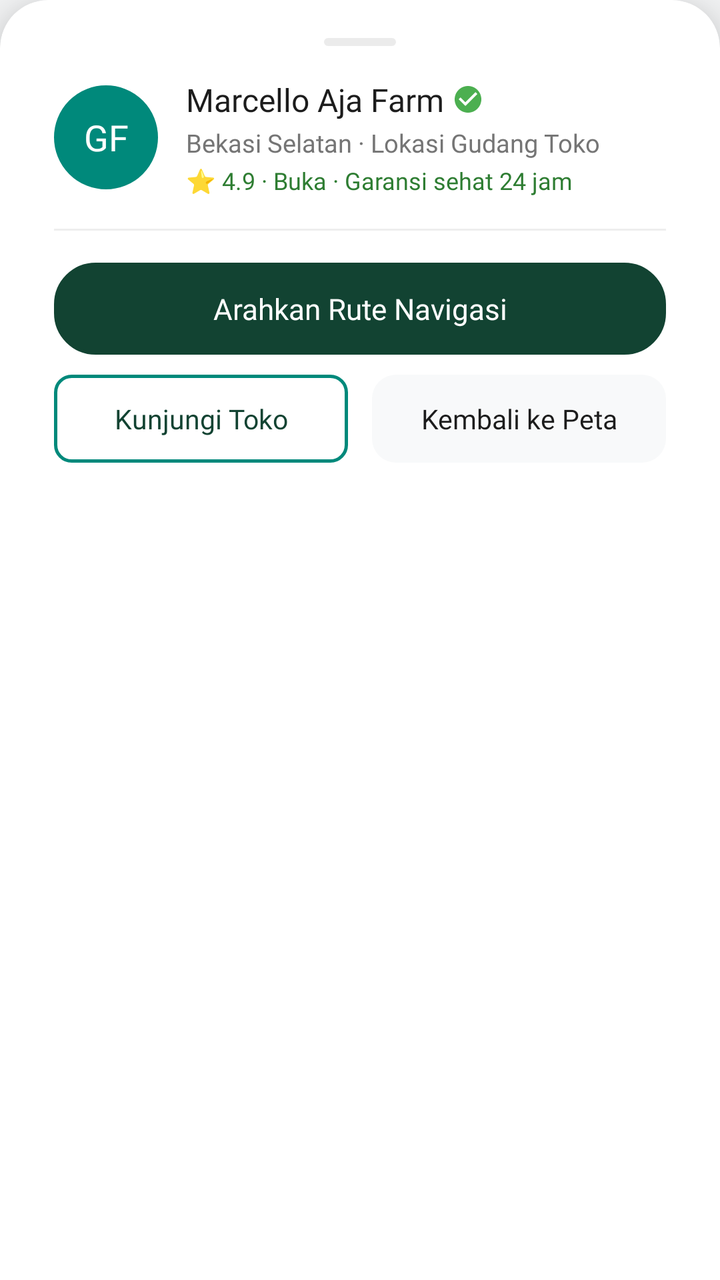
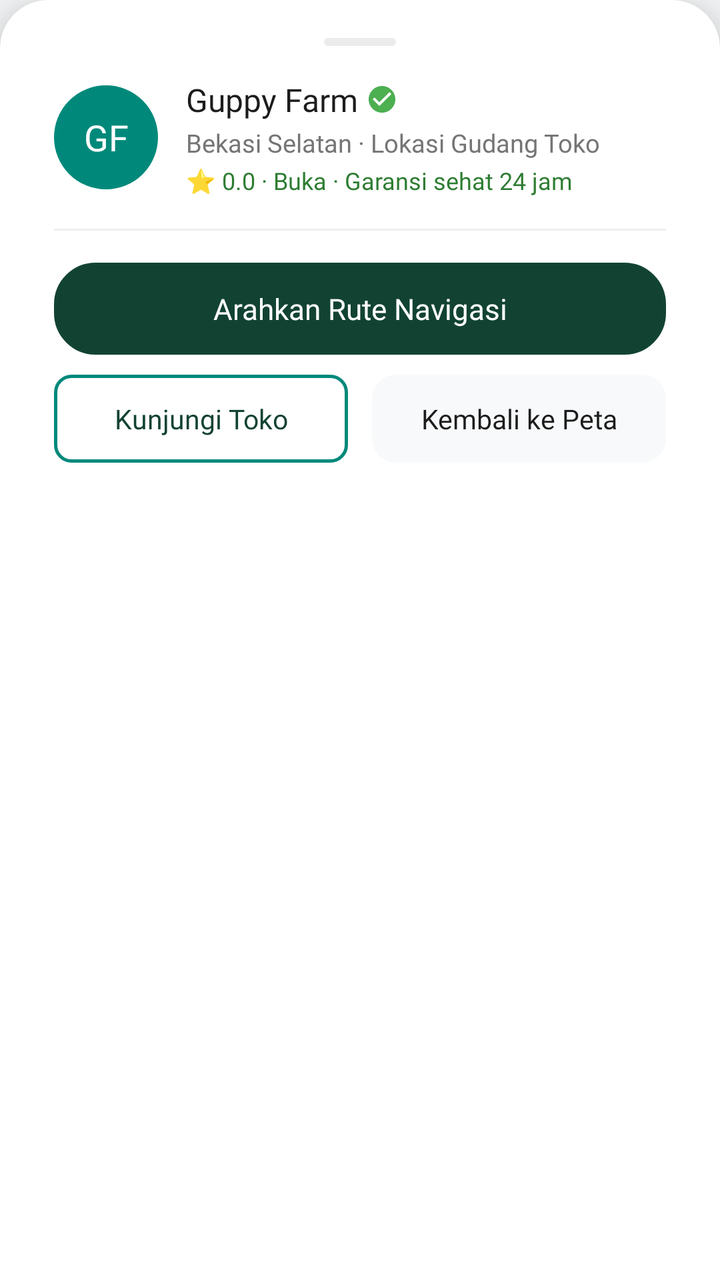

An Android layout rendered at two revisions. The XML below is the earlier revision; the diff shows what the commit changed to produce the second picture.
<!-- AndroidManifest.xml: application theme Theme.GuppyMarketIDN -->
<!-- res/layout/dialog_farm_marker_detail.xml -->
<?xml version="1.0" encoding="utf-8"?>
<com.google.android.material.card.MaterialCardView
    xmlns:android="http://schemas.android.com/apk/res/android"
    xmlns:app="http://schemas.android.com/apk/res-auto"
    android:layout_width="match_parent"
    android:layout_height="wrap_content"
    app:shapeAppearanceOverlay="@style/TopRoundedCardStyle"
    app:cardElevation="16dp"
    app:cardBackgroundColor="@color/white"
    app:strokeWidth="0dp">

    <LinearLayout
        android:layout_width="match_parent"
        android:layout_height="wrap_content"
        android:orientation="vertical"
        android:paddingHorizontal="20dp"
        android:paddingTop="12dp"
        android:paddingBottom="24dp">

        
        <View
            android:layout_width="36dp"
            android:layout_height="4dp"
            android:layout_gravity="center_horizontal"
            android:background="@drawable/bg_chip_outline"
            android:backgroundTint="@color/guppy_stroke"/>

        
        <LinearLayout
            android:layout_width="match_parent"
            android:layout_height="wrap_content"
            android:layout_marginTop="16dp"
            android:gravity="center_vertical"
            android:orientation="horizontal">

            <TextView
                android:id="@+id/tvDialogFarmInitials"
                android:layout_width="52dp"
                android:layout_height="52dp"
                android:background="@drawable/bg_circle_image"
                android:backgroundTint="@color/guppy_primary"
                android:text="GF"
                android:textColor="@color/white"
                android:gravity="center"
                android:fontFamily="@font/inter_bold"
                android:textSize="18sp"/>

            <LinearLayout
                android:layout_width="0dp"
                android:layout_weight="1"
                android:layout_height="wrap_content"
                android:layout_marginStart="14dp"
                android:orientation="vertical">

                <LinearLayout
                    android:layout_width="wrap_content"
                    android:layout_height="wrap_content"
                    android:gravity="center_vertical"
                    android:orientation="horizontal">

                    <TextView
                        android:id="@+id/tvDialogFarmName"
                        android:layout_width="wrap_content"
                        android:layout_height="wrap_content"
                        android:text="Marcello Aja Farm"
                        android:textColor="@color/guppy_text_black"
                        android:fontFamily="@font/inter_bold"
                        android:textSize="16sp"/>

                    <ImageView
                        android:layout_width="16dp"
                        android:layout_height="16dp"
                        android:layout_marginStart="4dp"
                        android:src="@drawable/ic_verified_badge"/>
                </LinearLayout>

                <TextView
                    android:id="@+id/tvDialogFarmLocation"
                    android:layout_width="wrap_content"
                    android:layout_height="wrap_content"
                    android:layout_marginTop="2dp"
                    android:text="Bekasi Selatan · Lokasi Gudang Toko"
                    android:textColor="@color/guppy_text_gray"
                    android:fontFamily="@font/inter_regular"
                    android:textSize="12.5sp"/>

                <TextView
                    android:id="@+id/tvDialogFarmSubtext"
                    android:layout_width="wrap_content"
                    android:layout_height="wrap_content"
                    android:layout_marginTop="2dp"
                    android:text="⭐ 4.9 · Buka · Garansi sehat 24 jam"
                    android:textColor="#2E7D32"
                    android:fontFamily="@font/inter_medium"
                    android:textSize="12sp"/>
            </LinearLayout>
        </LinearLayout>

        <View android:layout_width="match_parent" android:layout_height="1dp" android:layout_marginVertical="16dp" android:background="#EEEEEE"/>

        
        <LinearLayout
            android:layout_width="match_parent"
            android:layout_height="wrap_content"
            android:orientation="vertical">

            
            <TextView
                android:id="@+id/btnDialogNavigate"
                android:layout_width="match_parent"
                android:layout_height="46dp"
                android:background="@drawable/bg_chip_selected"
                android:backgroundTint="#124332"
                android:text="Arahkan Rute Navigasi"
                android:textColor="@color/white"
                android:fontFamily="@font/inter_bold"
                android:textSize="14.5sp"
                android:gravity="center"
                android:clickable="true"
                android:focusable="true"/>

            
            <LinearLayout
                android:layout_width="match_parent"
                android:layout_height="wrap_content"
                android:layout_marginTop="10dp"
                android:orientation="horizontal">

                <TextView
                    android:id="@+id/btnDialogVisitStore"
                    android:layout_width="0dp"
                    android:layout_weight="1"
                    android:layout_height="44dp"
                    android:background="@drawable/bg_btn_outline"
                    android:text="Kunjungi Toko"
                    android:textColor="#124332"
                    android:fontFamily="@font/inter_bold"
                    android:textSize="13.5sp"
                    android:gravity="center"
                    android:layout_marginEnd="6dp"
                    android:clickable="true"
                    android:focusable="true"/>

                <TextView
                    android:id="@+id/btnDialogClose"
                    android:layout_width="0dp"
                    android:layout_weight="1"
                    android:layout_height="44dp"
                    android:background="@drawable/bg_btn_solid_gray"
                    android:text="Kembali ke Peta"
                    android:textColor="@color/guppy_text_black"
                    android:fontFamily="@font/inter_bold"
                    android:textSize="13.5sp"
                    android:gravity="center"
                    android:layout_marginStart="6dp"
                    android:clickable="true"
                    android:focusable="true"/>
            </LinearLayout>
        </LinearLayout>

    </LinearLayout>
</com.google.android.material.card.MaterialCardView>
<!-- resources referenced by this layout -->
<resources>
  <color name="guppy_primary">#00897B</color>
  <color name="guppy_stroke">#EBEBEB</color>
  <color name="guppy_text_black">#1C1C1C</color>
  <color name="guppy_text_gray">#757575</color>
  <color name="white">#FFFFFFFF</color>
  <!-- drawable bg_btn_outline (drawable) -->
  <?xml version="1.0" encoding="utf-8"?>
  <shape xmlns:android="http://schemas.android.com/apk/res/android">
      <solid android:color="@color/white" />
      <stroke android:width="1.5dp" android:color="@color/guppy_primary" />
      <corners android:radius="8dp" />
  </shape>
  <!-- drawable bg_btn_solid_gray (drawable) -->
  <?xml version="1.0" encoding="utf-8"?>
  <shape xmlns:android="http://schemas.android.com/apk/res/android">
      <solid android:color="#F8F9FA" />
      <corners android:radius="12dp" />
  </shape>
  <!-- drawable bg_chip_outline (drawable) -->
  <?xml version="1.0" encoding="utf-8"?>
  <shape xmlns:android="http://schemas.android.com/apk/res/android">
      <solid android:color="@color/white" />
      <stroke android:width="1dp" android:color="@color/guppy_stroke" />
      <corners android:radius="20dp" />
  </shape>
  <!-- drawable bg_chip_selected (drawable) -->
  <?xml version="1.0" encoding="utf-8"?>
  <shape xmlns:android="http://schemas.android.com/apk/res/android">
      <solid android:color="#E0F2F1" />
      <stroke
          android:width="1.5dp"
          android:color="@color/guppy_primary" />
      <corners android:radius="20dp" />
  </shape>
  <!-- drawable bg_circle_image (drawable) -->
  <?xml version="1.0" encoding="utf-8"?>
  <shape xmlns:android="http://schemas.android.com/apk/res/android" android:shape="oval">
      <solid android:color="@color/guppy_stroke" />
      <stroke android:width="2dp" android:color="@color/guppy_primary" />
  </shape>
  <!-- drawable ic_verified_badge (drawable) -->
  <vector xmlns:android="http://schemas.android.com/apk/res/android"
      android:width="16dp"
      android:height="16dp"
      android:viewportWidth="24"
      android:viewportHeight="24">
    <path
        android:fillColor="#4CAF50"
        android:pathData="M12,2C6.48,2 2,6.48 2,12s4.48,10 10,10 10,-4.48 10,-10S17.52,2 12,2zM10,17l-5,-5 1.41,-1.41L10,14.17l7.59,-7.59L19,8l-9,9z"/>
  </vector>
  <style name="TopRoundedCardStyle">
          <item name="cornerSizeTopLeft">24dp</item>
          <item name="cornerSizeTopRight">24dp</item>
          <item name="cornerSizeBottomLeft">0dp</item>
          <item name="cornerSizeBottomRight">0dp</item>
      </style>
  <style name="Theme.GuppyMarketIDN" parent="Base.Theme.GuppyMarketIDN" />
  <style name="Base.Theme.GuppyMarketIDN" parent="Theme.Material3.Light.NoActionBar">
          <item name="colorPrimary">@color/guppy_primary</item>
          <item name="colorOnPrimary">@color/white</item>
          <item name="android:textColorPrimary">@color/guppy_text_black</item>
          <item name="android:textColorSecondary">@color/guppy_text_gray</item>
          <item name="android:windowBackground">@color/guppy_background</item>
      </style>
  <color name="guppy_background">#F8F9FA</color>
</resources>

<!-- the commit's change to res/layout/dialog_farm_marker_detail.xml (unified diff, before → after) -->
@@ -62,7 +62,7 @@
                         android:id="@+id/tvDialogFarmName"
                         android:layout_width="wrap_content"
                         android:layout_height="wrap_content"
-                        android:text="Marcello Aja Farm"
+                        android:text="Guppy Farm"
                         android:textColor="@color/guppy_text_black"
                         android:fontFamily="@font/inter_bold"
                         android:textSize="16sp"/>
@@ -89,7 +89,7 @@
                     android:layout_width="wrap_content"
                     android:layout_height="wrap_content"
                     android:layout_marginTop="2dp"
-                    android:text="⭐ 4.9 · Buka · Garansi sehat 24 jam"
+                    android:text="⭐ 0.0 · Buka · Garansi sehat 24 jam"
                     android:textColor="#2E7D32"
                     android:fontFamily="@font/inter_medium"
                     android:textSize="12sp"/>
